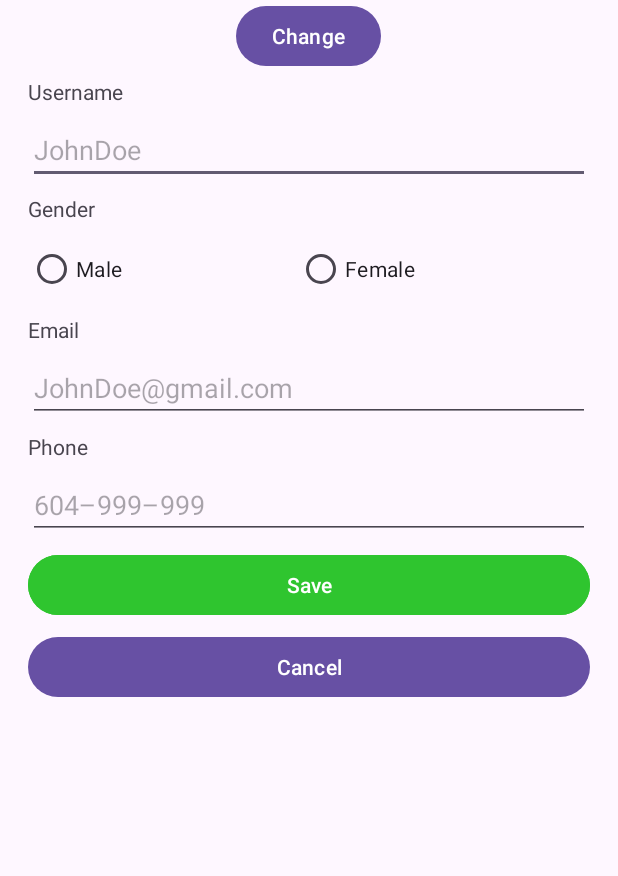
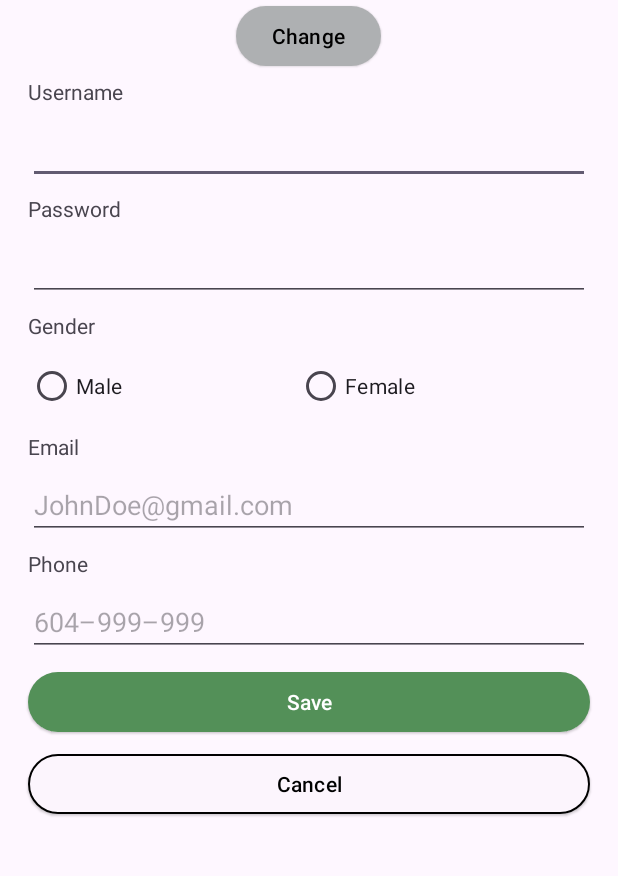
Before and after one commit to vincenteab/BeerIQ, an Android app: the EditProfileFragment screen opened directly, with no data from a screen before it, on a phone screen of 412 x 824 dp, the part 248-1124 px from its top. Run offline under Robolectric (Android 15) with nearby library versions, the phone set to English and light mode, and no system bars; pictures from the network do not load.

Commit message:
made UI changes

```diff
--- a/app/src/main/AndroidManifest.xml
+++ b/app/src/main/AndroidManifest.xml
@@ -26,8 +26,7 @@
             android:theme="@style/Theme.BeerIQ" />
         <activity
             android:name=".MainActivity"
-            android:exported="true"
-            android:label="@string/app_name">
+            android:exported="true">
         </activity>
         <activity android:name=".ui.FriendsList.FriendRequestActivity"
             android:exported="true">
--- a/app/src/main/java/com/example/beeriq/LoginActivity.kt
+++ b/app/src/main/java/com/example/beeriq/LoginActivity.kt
@@ -48,7 +48,7 @@ class LoginActivity : AppCompatActivity() {
                 checkUniqueUsername(tempUser){ exists ->
                     if (exists){
                         binding.usernameTextField.error = "Username already exists"
-                        binding.usernameTextField.error = null
+                        binding.passwordTextField.error = null
                     }else{
                         //create a unique id for the user
                         val uniqueID = firebaseRef.push().key!!
@@ -59,6 +59,8 @@ class LoginActivity : AppCompatActivity() {
                             }
                         //continue to the main activity
                         storeUserDataLocally(username, password, null, null, null)
+                        binding.usernameTextField.error = null
+                        binding.passwordTextField.error = null
                         val intent = Intent(this, MainActivity::class.java)
                         startActivity(intent)
                     }
@@ -90,6 +92,8 @@ class LoginActivity : AppCompatActivity() {
 
 
                             }
+                            binding.usernameTextField.error = null
+                            binding.passwordTextField.error = null
                             binding.loginButton.doResult(true)
                             val intent = Intent(this, MainActivity::class.java)
                             startActivity(intent)
--- a/app/src/main/java/com/example/beeriq/ui/editprofile/EditProfileFragment.kt
+++ b/app/src/main/java/com/example/beeriq/ui/editprofile/EditProfileFragment.kt
@@ -18,6 +18,7 @@ import androidx.activity.result.ActivityResult
 import androidx.activity.result.ActivityResultLauncher
 import androidx.activity.result.contract.ActivityResultContracts
 import androidx.appcompat.app.AppCompatActivity
+import androidx.core.content.ContentProviderCompat.requireContext
 import androidx.core.content.FileProvider
 import androidx.fragment.app.Fragment
 import com.example.beeriq.R
@@ -42,6 +43,7 @@ class EditProfileFragment : AppCompatActivity() {
     private lateinit var inputEmail: EditText
     private lateinit var inputPhone: EditText
     private lateinit var radioGenres: RadioGroup
+    private lateinit var password: EditText
 
     override fun onCreate(savedInstanceState: Bundle?) {
         super.onCreate(savedInstanceState)
@@ -56,6 +58,7 @@ class EditProfileFragment : AppCompatActivity() {
         username = findViewById(R.id.Input_Username)
         inputEmail =findViewById(R.id.Input_Email)
         inputPhone =findViewById(R.id.Input_Phone)
+        password = findViewById(R.id.Input_Password)
 
 
         radioGenres =findViewById(R.id.Radio_Gender_Option)
@@ -92,11 +95,9 @@ class EditProfileFragment : AppCompatActivity() {
         btnSave.setOnClickListener{
             if(isValidForm()){
                 saveFormData()
-//                snackBarMessage("Successfully Saved", R.color.green)
-//                Handler(requireActivity().mainLooper).postDelayed({
-//                    finish()
-//                }, 1000)
+                finish()
             }
+
 
         }
 
@@ -104,7 +105,7 @@ class EditProfileFragment : AppCompatActivity() {
         btnCancel.setOnClickListener{
             loadImage()
             loadFormData()
-//            finish()
+            finish()
         }
 
         // Register for camera result to handle the photo capture and display
@@ -140,8 +141,7 @@ class EditProfileFragment : AppCompatActivity() {
 
         // check if input fields aren't empty
         if (getTextVal(username).isEmpty() ||
-            getTextVal(inputEmail).isEmpty() ||
-            getTextVal(inputPhone).isEmpty()){
+            getTextVal(password).isEmpty()){
 //            snackBarMessage("All fields must be complete", R.color.red)
             return false
         }
@@ -232,6 +232,7 @@ class EditProfileFragment : AppCompatActivity() {
         editor.putString("name", username.text.toString())
         editor.putString("email", inputEmail.text.toString())
         editor.putString("phone", inputPhone.text.toString())
+        editor.putString("password", password.text.toString())
 
         // Save the selected gender
         val gender = when {
@@ -251,6 +252,7 @@ class EditProfileFragment : AppCompatActivity() {
         username.setText(sharedPref.getString("username", ""))
         inputEmail.setText(sharedPref.getString("email", ""))
         inputPhone.setText(sharedPref.getString("phone", ""))
+        password.setText(sharedPref.getString("password", ""))
 
         val gender = sharedPref.getString("gender", "")
         when (gender) {
--- a/app/src/main/res/layout/edit_profile.xml
+++ b/app/src/main/res/layout/edit_profile.xml
@@ -3,11 +3,13 @@
     xmlns:tools="http://schemas.android.com/tools"
     android:layout_width="match_parent"
     android:layout_height="match_parent"
+    xmlns:app="http://schemas.android.com/apk/res-auto"
     tools:context=".ui.userprofile.UserProfileFragment">
 
     <ScrollView
         android:layout_width="match_parent"
-        android:layout_height="0dp">
+        android:layout_height="0dp"
+        app:layout_constraintTop_toTopOf="parent">
 
         <LinearLayout
             android:id="@+id/layout"
@@ -20,17 +22,21 @@
                 android:id="@+id/profile_image"
                 android:layout_width="150dp"
                 android:layout_height="150dp"
-                android:src="@drawable/ic_launcher_foreground"
                 android:layout_gravity="center"
-                android:contentDescription="@string/ProfileImage" />
+                android:contentDescription="@string/ProfileImage"
+                android:src="@drawable/ic_launcher_foreground" />
 
             <!-- Change Button -->
             <Button
                 android:id="@+id/btn_change_photo"
+                style="@style/Widget.Material3.Button.ElevatedButton"
                 android:layout_width="wrap_content"
                 android:layout_height="wrap_content"
-                android:text="@string/ChangePhotoBtn"
-                android:layout_gravity="center" />
+                android:layout_gravity="center_horizontal"
+                android:text="Change"
+                android:textColor="@color/black"
+                app:backgroundTint="#AEB0B2" />
+
 
             <TextView
                 android:layout_width="match_parent"
@@ -43,11 +49,24 @@
                 android:layout_width="match_parent"
                 android:layout_height="wrap_content"
                 android:layout_margin="3dp"
-                android:hint="@string/NameUsernameField"
                 android:autofillHints="username"
                 android:inputType="text" />
 
 
+            <TextView
+                android:id="@+id/textView"
+                android:layout_width="match_parent"
+                android:layout_height="wrap_content"
+                android:layout_margin="3dp"
+                android:text="Password" />
+
+            <EditText
+                android:id="@+id/Input_Password"
+                android:layout_width="match_parent"
+                android:layout_height="wrap_content"
+                android:layout_margin="3dp"
+                android:autofillHints="username"
+                android:inputType="text" />
 
             <TextView
                 android:layout_width="match_parent"
@@ -61,18 +80,20 @@
                 android:layout_height="wrap_content"
                 android:layout_margin="3dp"
                 android:orientation="horizontal">
+
                 <RadioButton
                     android:id="@+id/Radio_Male"
                     android:layout_width="wrap_content"
                     android:layout_height="wrap_content"
-                    android:text="@string/RadioBtnMale"
-                    android:layout_weight="1" />
+                    android:layout_weight="1"
+                    android:text="@string/RadioBtnMale" />
+
                 <RadioButton
                     android:id="@+id/Radio_Female"
                     android:layout_width="wrap_content"
                     android:layout_height="wrap_content"
-                    android:text="@string/RadioBtnFemale"
-                    android:layout_weight="1" />
+                    android:layout_weight="1"
+                    android:text="@string/RadioBtnFemale" />
             </RadioGroup>
 
             <TextView
@@ -86,8 +107,8 @@
                 android:layout_width="match_parent"
                 android:layout_height="wrap_content"
                 android:layout_margin="3dp"
+                android:autofillHints="emailAddress"
                 android:hint="@string/EmailInputField"
-                android:autofillHints="emailAddress"
                 android:inputType="textEmailAddress" />
 
             <TextView
@@ -101,28 +122,34 @@
                 android:layout_width="match_parent"
                 android:layout_height="wrap_content"
                 android:layout_margin="3dp"
+                android:autofillHints="phone"
                 android:hint="@string/PhoneNumberInputField"
-                android:inputType="phone"
-                android:autofillHints="phone" />
-
+                android:inputType="phone" />
 
 
             <Button
                 android:id="@+id/btn_save"
+                style="@style/Widget.Material3.Button.ElevatedButton"
                 android:layout_width="match_parent"
                 android:layout_height="wrap_content"
+                android:layout_gravity="center_horizontal"
                 android:layout_margin="3dp"
-                android:text="@string/SaveBtn"
-                android:backgroundTint="@color/green"
-                android:layout_gravity="center" />
+                android:text="Save"
+                android:textColor="@color/white"
+                app:backgroundTint="#539058" />
 
             <Button
                 android:id="@+id/btn_cancel"
+                style="@style/Widget.Material3.Button.ElevatedButton"
                 android:layout_width="match_parent"
                 android:layout_height="wrap_content"
+                android:layout_gravity="center_horizontal"
                 android:layout_margin="3dp"
-                android:text="@string/CancelBtn"
-                android:layout_gravity="center" />
+                android:text="Cancel"
+                android:textColor="@color/black"
+                app:backgroundTint="#FCF5FD"
+                app:strokeWidth="1dp" />
+
 
             <View
                 android:layout_width="match_parent"
--- a/app/src/main/res/values-night/themes.xml
+++ b/app/src/main/res/values-night/themes.xml
@@ -2,15 +2,15 @@
     <!-- Base application theme. -->
     <style name="Theme.BeerIQ" parent="Theme.MaterialComponents.DayNight.DarkActionBar">
         <!-- Primary brand color. -->
-        <item name="colorPrimary">@color/purple_200</item>
-        <item name="colorPrimaryVariant">@color/purple_700</item>
+        <item name="colorPrimary">@color/white</item>
+        <item name="colorPrimaryVariant">@color/white</item>
         <item name="colorOnPrimary">@color/black</item>
         <!-- Secondary brand color. -->
         <item name="colorSecondary">@color/teal_200</item>
         <item name="colorSecondaryVariant">@color/teal_200</item>
         <item name="colorOnSecondary">@color/black</item>
         <!-- Status bar color. -->
-        <item name="android:statusBarColor">?attr/colorPrimaryVariant</item>
+        <item name="android:statusBarColor">@color/white</item>
         <!-- Customize your theme here. -->
     </style>
   <!-- Base application theme. -->
--- a/app/src/main/res/values/colors.xml
+++ b/app/src/main/res/values/colors.xml
@@ -1,6 +1,6 @@
 <?xml version="1.0" encoding="utf-8"?>
 <resources>
-    <color name="purple_200">#FFBB86FC</color>
+    <color name="purple_200">#3C3F40</color>
     <color name="purple_500">#FF6200EE</color>
     <color name="purple_700">#FF3700B3</color>
     <color name="teal_200">#FF03DAC5</color>
--- a/app/src/main/res/values/themes.xml
+++ b/app/src/main/res/values/themes.xml
@@ -2,15 +2,15 @@
     <!-- Base application theme. -->
     <style name="Theme.BeerIQ" parent="Theme.MaterialComponents.DayNight.DarkActionBar">
         <!-- Primary brand color. -->
-        <item name="colorPrimary">@color/purple_500</item>
-        <item name="colorPrimaryVariant">@color/purple_700</item>
+        <item name="colorPrimary">@color/white</item>
+        <item name="colorPrimaryVariant">@color/white</item>
         <item name="colorOnPrimary">@color/white</item>
         <!-- Secondary brand color. -->
         <item name="colorSecondary">@color/teal_200</item>
         <item name="colorSecondaryVariant">@color/teal_700</item>
         <item name="colorOnSecondary">@color/black</item>
         <!-- Status bar color. -->
-        <item name="android:statusBarColor">?attr/colorPrimaryVariant</item>
+        <item name="android:statusBarColor">@color/white</item>
         <!-- Customize your theme here. -->
     </style>
   <!-- Base application theme. -->
```
Also changed, not shown: app/src/main/java/com/example/beeriq/ui/FriendsList/FriendsList.kt (+5 -5 lines), app/src/main/java/com/example/beeriq/ui/FriendsList/FriendsListActivity.kt (+15 -10 lines), app/src/main/res/drawable/bottom_nav_item_color.xml (added, +7 -0 lines), app/src/main/res/layout/activity_login.xml (+41 -15 lines), app/src/main/res/layout/activity_main.xml (+5 -5 lines), app/src/main/res/layout/dialog_add_friend.xml (+18 -8 lines), app/src/main/res/layout/fragment_friends_list.xml (+22 -10 lines), app/src/main/res/drawable/plus_icon.png (added).
